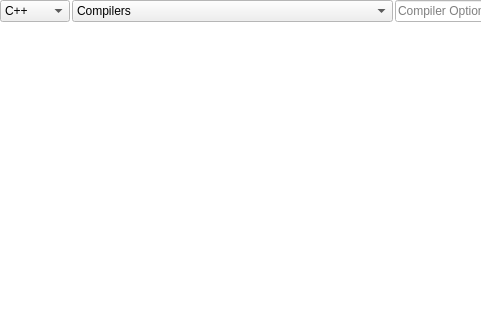
Above: mainwindow.ui from missdeer/CodeInspector before the change; both pictures show x 0 to 481 and y 0 to 320 of the 800 by 480 pixel window. Below: the same form after it.
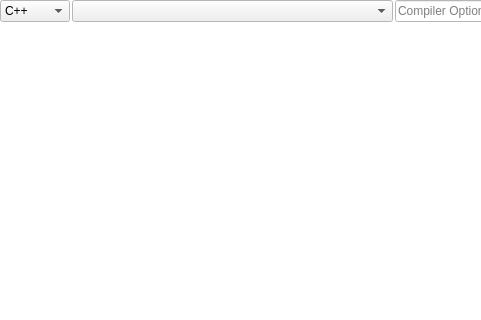
That is the form after the change. Icons and pictures are not drawn.

```diff
--- a/mainwindow.ui
+++ b/mainwindow.ui
@@ -143,13 +143,7 @@
        </widget>
       </item>
       <item>
-       <widget class="QComboBox" name="cbCompilerList">
-        <item>
-         <property name="text">
-          <string>Compilers</string>
-         </property>
-        </item>
-       </widget>
+       <widget class="QComboBox" name="cbCompilerList"/>
       </item>
       <item>
        <widget class="QLineEdit" name="edtCompilerOptions">
```
